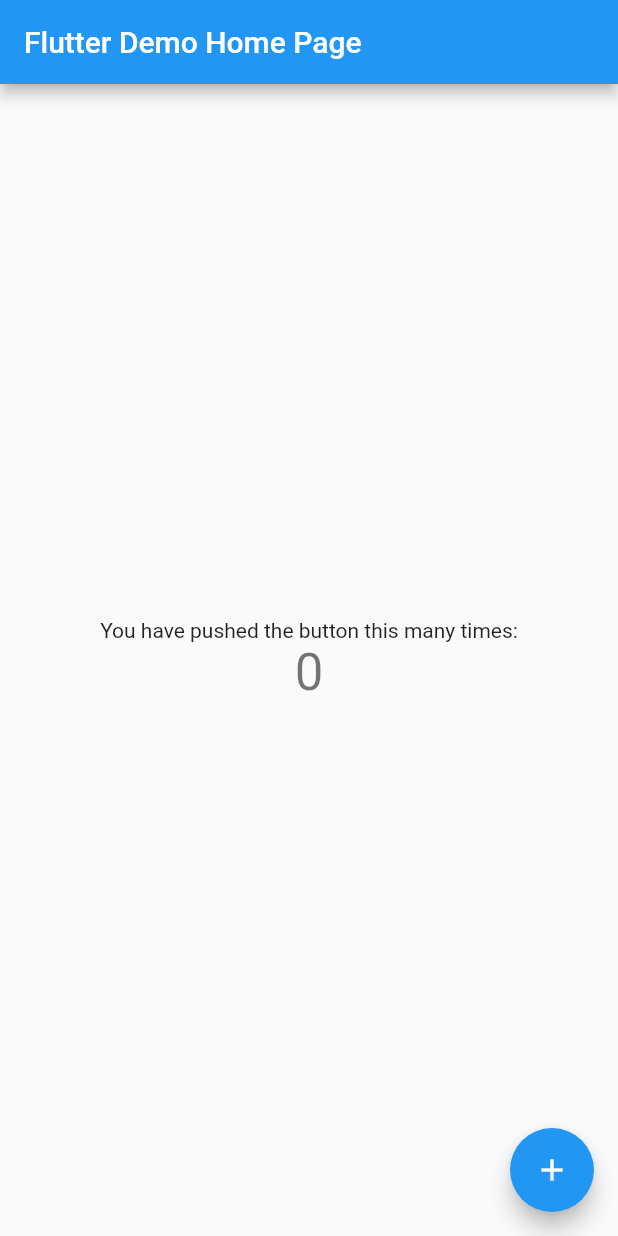
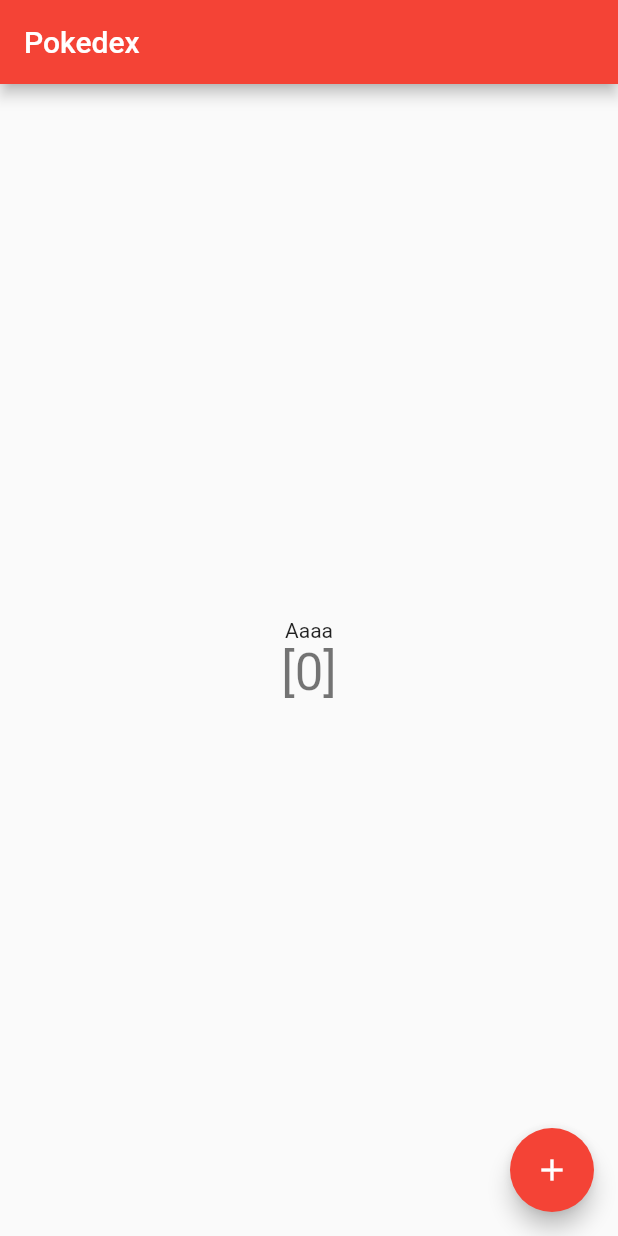
Before and after one commit to omariosouto/metarepo, a Flutter app: the screen it shows after launch, on a phone screen of 412 x 824 dp. Run offline on Flutter 3.47's test engine with Material 2 defaults, Android fonts, the phone set to English and light mode, and no system bars.

Commit message:
update packages

```diff
--- a/app/pokedex_app/lib/main.dart
+++ b/app/pokedex_app/lib/main.dart
@@ -5,39 +5,20 @@ void main() {
 }
 
 class MyApp extends StatelessWidget {
-  // This widget is the root of your application.
   @override
   Widget build(BuildContext context) {
     return MaterialApp(
-      title: 'Flutter Demo',
+      title: 'Pokedex',
       theme: ThemeData(
-        // This is the theme of your application.
-        //
-        // Try running your application with "flutter run". You'll see the
-        // application has a blue toolbar. Then, without quitting the app, try
-        // changing the primarySwatch below to Colors.green and then invoke
-        // "hot reload" (press "r" in the console where you ran "flutter run",
-        // or simply save your changes to "hot reload" in a Flutter IDE).
-        // Notice that the counter didn't reset back to zero; the application
-        // is not restarted.
-        primarySwatch: Colors.blue,
+        primarySwatch: Colors.red,
       ),
-      home: MyHomePage(title: 'Flutter Demo Home Page'),
+      home: MyHomePage(title: 'Pokedex'),
     );
   }
 }
 
 class MyHomePage extends StatefulWidget {
   MyHomePage({Key? key, required this.title}) : super(key: key);
-
-  // This widget is the home page of your application. It is stateful, meaning
-  // that it has a State object (defined below) that contains fields that affect
-  // how it looks.
-
-  // This class is the configuration for the state. It holds the values (in this
-  // case the title) provided by the parent (in this case the App widget) and
-  // used by the build method of the State. Fields in a Widget subclass are
-  // always marked "final".
 
   final String title;
 
@@ -50,54 +31,25 @@ class _MyHomePageState extends State<MyHomePage> {
 
   void _incrementCounter() {
     setState(() {
-      // This call to setState tells the Flutter framework that something has
-      // changed in this State, which causes it to rerun the build method below
-      // so that the display can reflect the updated values. If we changed
-      // _counter without calling setState(), then the build method would not be
-      // called again, and so nothing would appear to happen.
       _counter++;
     });
   }
 
   @override
   Widget build(BuildContext context) {
-    // This method is rerun every time setState is called, for instance as done
-    // by the _incrementCounter method above.
-    //
-    // The Flutter framework has been optimized to make rerunning build methods
-    // fast, so that you can just rebuild anything that needs updating rather
-    // than having to individually change instances of widgets.
     return Scaffold(
       appBar: AppBar(
-        // Here we take the value from the MyHomePage object that was created by
-        // the App.build method, and use it to set our appbar title.
         title: Text(widget.title),
       ),
       body: Center(
-        // Center is a layout widget. It takes a single child and positions it
-        // in the middle of the parent.
         child: Column(
-          // Column is also a layout widget. It takes a list of children and
-          // arranges them vertically. By default, it sizes itself to fit its
-          // children horizontally, and tries to be as tall as its parent.
-          //
-          // Invoke "debug painting" (press "p" in the console, choose the
-          // "Toggle Debug Paint" action from the Flutter Inspector in Android
-          // Studio, or the "Toggle Debug Paint" command in Visual Studio Code)
-          // to see the wireframe for each widget.
-          //
-          // Column has various properties to control how it sizes itself and
-          // how it positions its children. Here we use mainAxisAlignment to
-          // center the children vertically; the main axis here is the vertical
-          // axis because Columns are vertical (the cross axis would be
-          // horizontal).
           mainAxisAlignment: MainAxisAlignment.center,
           children: <Widget>[
             Text(
-              'You have pushed the button this many times:',
+              'Aaaa',
             ),
             Text(
-              '$_counter',
+              '[$_counter]',
               style: Theme.of(context).textTheme.headline4,
             ),
           ],
@@ -107,7 +59,7 @@ class _MyHomePageState extends State<MyHomePage> {
         onPressed: _incrementCounter,
         tooltip: 'Increment',
         child: Icon(Icons.add),
-      ), // This trailing comma makes auto-formatting nicer for build methods.
+      ),
     );
   }
 }
```
Also changed, not shown: 7 other files.
